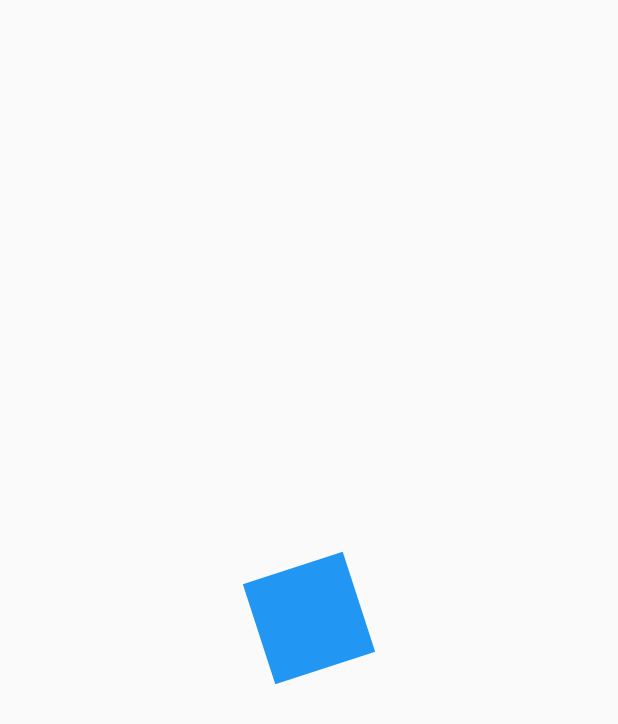
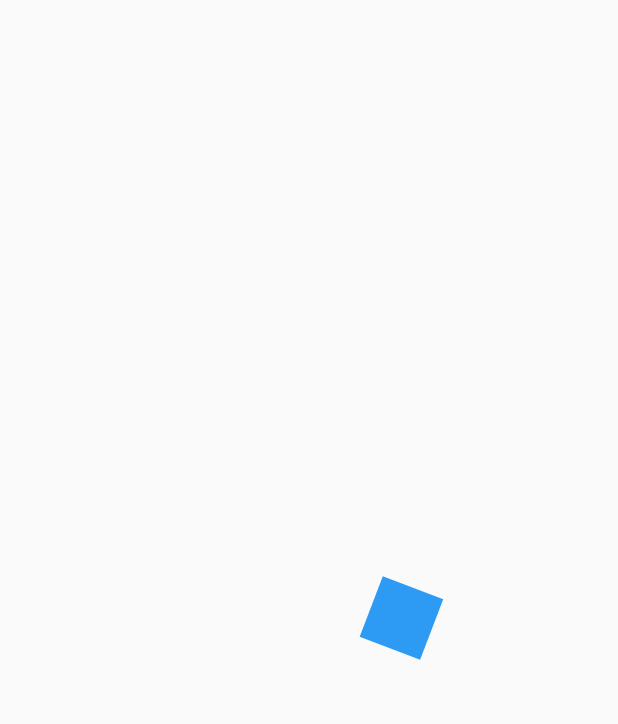
Before and after one commit to oscar02r/design_app_curso, a Flutter app: the first screen one second after launch, on a phone screen of 412 x 824 dp. Shown: the top 724 px of the screen. Run offline on Flutter 3.47's test engine with Material 2 defaults, Android fonts, the phone set to English and light mode, and no system bars.

```diff
--- a/lib/src/pages/animaciones_page.dart
+++ b/lib/src/pages/animaciones_page.dart
@@ -23,15 +23,53 @@ class CuadradoAnimado  extends StatefulWidget {
 class _CuadradoAnimadoState extends State<CuadradoAnimado> with SingleTickerProviderStateMixin{
   AnimationController ? controller;
   Animation<double> ? rotacion;
+  Animation<double> ? opacidad;
+  Animation<double> ? opacidadOut;
+  Animation<double> ? moverDerecha;
+  Animation<double> ? agrandar;
 
   @override
   void initState() {
-    controller =new  AnimationController(vsync: this, duration: Duration(milliseconds: 4000));
-    rotacion = Tween(begin: 0.0, end: 2 * Math.pi ).animate(controller!);
+    controller = new  AnimationController(vsync: this, duration: Duration(milliseconds: 4000));
+
+    rotacion = Tween(begin: 0.0, end: 2 * Math.pi ).animate(
+      CurvedAnimation(
+          parent: controller as Animation<double>,
+          curve:Curves.easeOut
+      )
+    );
+
+    opacidad = Tween(begin: 0.1, end: 1.0).animate(
+        CurvedAnimation(
+            parent: controller as Animation<double>,
+            curve:Interval(0.0,0.25, curve: Curves.easeOut)
+        )
+    );
+
+    moverDerecha = Tween(begin: 0.0, end: 200.0).animate(
+        CurvedAnimation(
+            parent: controller as Animation<double>,
+            curve: Curves.easeOut
+        )
+    );
+
+    agrandar = Tween(begin: 0.0, end: 2.0).animate(
+        CurvedAnimation(
+            parent: controller as Animation<double>,
+            curve: Curves.easeOut
+        )
+    );
+
+    opacidadOut = Tween(begin: 1.0, end:0.0 ).animate(
+        CurvedAnimation(
+            parent: controller as Animation<double>,
+            curve: Interval(0,0.75)
+        )
+    );
 
     controller?.addListener(() {
       if(controller?.status == AnimationStatus.completed){
-        controller?.reverse();
+        controller?.reset();
       }
     });
     super.initState();
@@ -44,12 +82,23 @@ class _CuadradoAnimadoState extends State<CuadradoAnimado> with SingleTickerProv
   @override
   Widget build(BuildContext context) {
     controller?.forward();
+
     return AnimatedBuilder(
         animation:Listenable.merge([controller]) ,
-        builder: (context, child){
-          return Transform.rotate(
-            angle:  rotacion!.value,
-              child: _Rectagulo()
+        child:  _Rectagulo(),
+        builder: (context, childRectangulo){
+          return Transform.translate(
+            offset: Offset(moverDerecha!.value, 0),
+            child: Transform.rotate(
+              angle:  rotacion!.value,
+                child:Opacity(
+                     opacity: opacidad!.value,
+                    child: Transform.scale(
+                        scale: agrandar!.value,
+                        child: childRectangulo
+                    )
+                )
+            ),
           );
         }
     );
```
Also changed, not shown: lib/src/retos/cuadrado_animado.dart (added).
